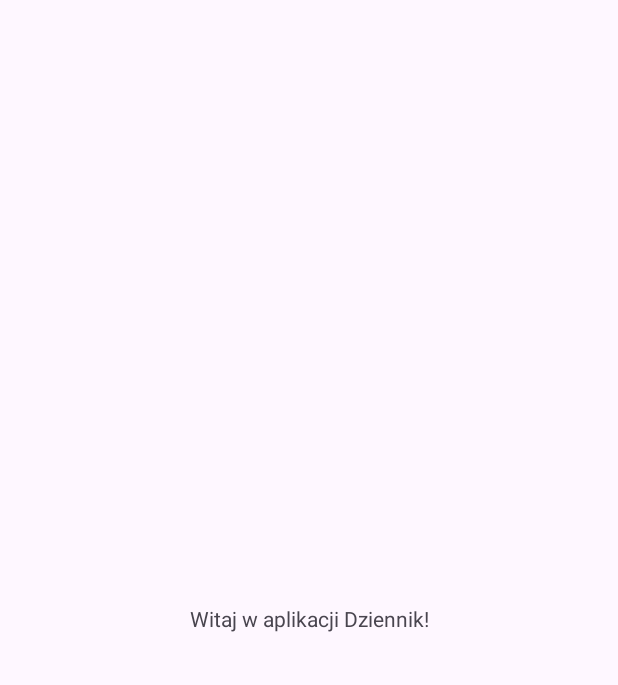
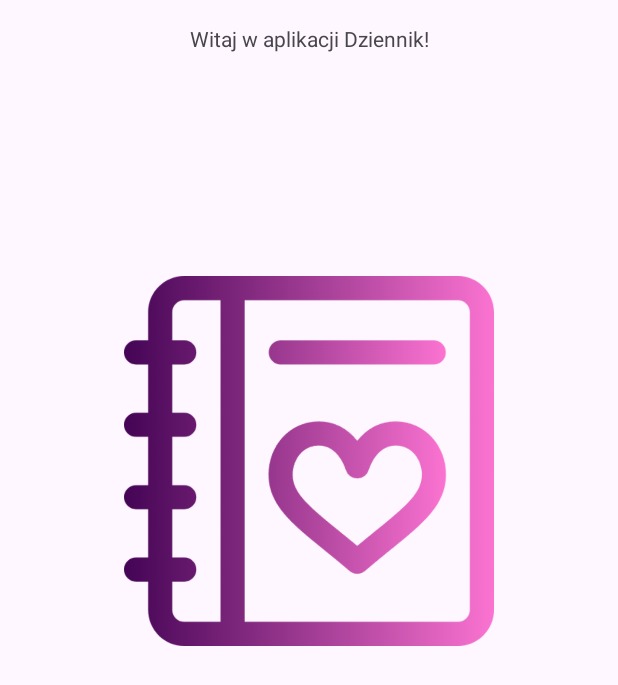
Before and after one commit to aleksandralacinska/projektDziennik, an Android app: the HomeActivity screen opened directly, with no data from a screen before it, on a phone screen of 412 x 824 dp. Before the commit the part shown is almost empty. Shown: the top 685 px of the screen. Run offline under Robolectric (Android 15) with nearby library versions, the phone set to English and light mode, and no system bars.

Commit message:
logo i nowe kolory

```diff
--- a/app/src/main/res/layout/activity_home.xml
+++ b/app/src/main/res/layout/activity_home.xml
@@ -11,9 +11,20 @@
         android:layout_width="wrap_content"
         android:layout_height="wrap_content"
         android:text="Witaj w aplikacji Dziennik!"
-        app:layout_constraintBottom_toBottomOf="parent"
+        app:layout_constraintBottom_toTopOf="@id/logoImageView"
         app:layout_constraintEnd_toEndOf="parent"
         app:layout_constraintStart_toStartOf="parent"
-        app:layout_constraintTop_toTopOf="parent" />
+        app:layout_constraintTop_toTopOf="parent"
+        android:layout_marginTop="16dp"/>
 
+    <ImageView
+        android:id="@+id/logoImageView"
+        android:layout_width="0dp"
+        android:layout_height="wrap_content"
+        android:src="@drawable/diary"
+        app:layout_constraintTop_toBottomOf="@id/welcomeTextView"
+        app:layout_constraintEnd_toEndOf="parent"
+        app:layout_constraintStart_toStartOf="parent"
+        app:layout_constraintWidth_percent="0.6"
+        android:layout_marginTop="16dp"/>
 </androidx.constraintlayout.widget.ConstraintLayout>
--- a/app/src/main/res/values/colors.xml
+++ b/app/src/main/res/values/colors.xml
@@ -3,5 +3,6 @@
     <color name="black">#FF000000</color>
     <color name="white">#FFFFFFFF</color>
     <color name="red">#FF3131</color>
-
+    <color name="purple">#490758</color>
+    <color name="pink">#BB4CA5</color>
 </resources>
--- a/app/src/main/res/values/themes.xml
+++ b/app/src/main/res/values/themes.xml
@@ -2,9 +2,9 @@
     <!-- Base application theme. -->
     <style name="Base.Theme.DziennikMVVM" parent="Theme.Material3.DayNight.NoActionBar">
         <!-- Customize your light theme here. -->
-         <item name="colorPrimary">@color/red</item>
-         <item name="colorPrimaryVariant">@color/red</item>
-         <item name="android:statusBarColor">@color/red</item>
+         <item name="colorPrimary">@color/purple</item>
+         <item name="colorPrimaryVariant">@color/pink</item>
+         <item name="android:statusBarColor">@color/purple</item>
     </style>
 
     <style name="Theme.DziennikMVVM" parent="Base.Theme.DziennikMVVM" />
```
Also changed, not shown: app/src/main/res/drawable/diary.png (added).
